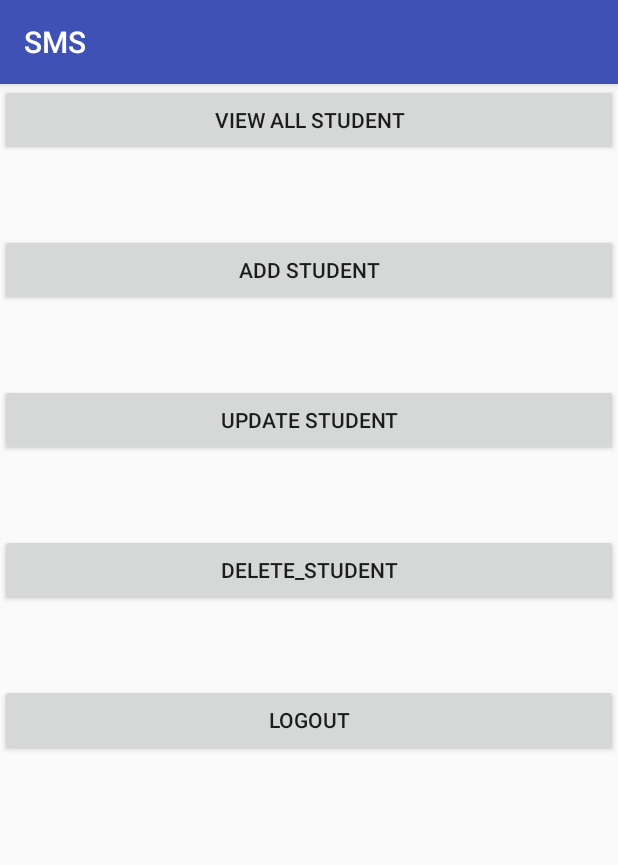
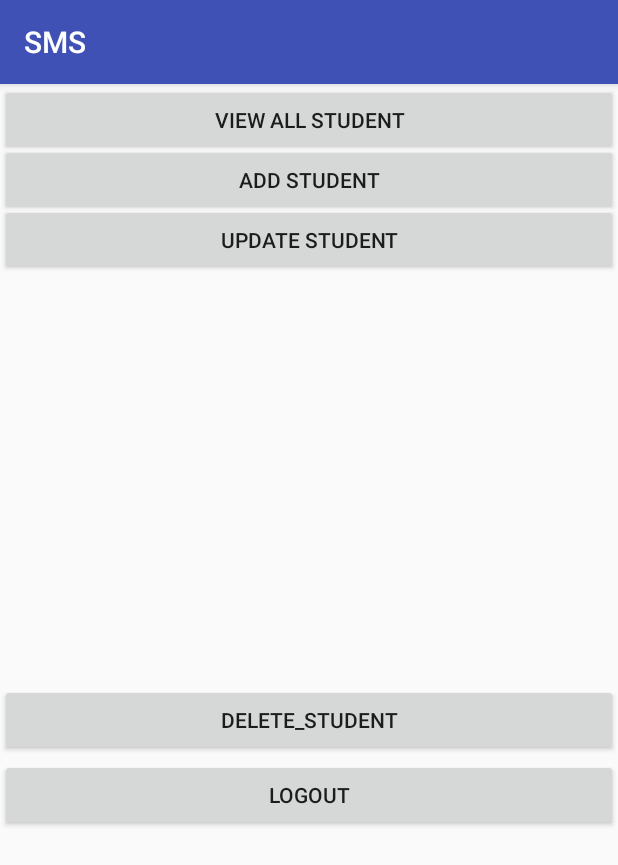
Before and after one commit to sachinitk/SMS, an Android app: the admin_menu screen opened directly, with no data from a screen before it, on a phone screen of 412 x 824 dp. Shown: the top 865 px of the screen. Run offline under Robolectric (Android 15) with nearby library versions, the phone set to English and light mode, and no system bars.

Commit message:
Dyanamically added EditText

```diff
--- a/app/src/main/java/com/example/sachin/sms/Admin/admin_menu.java
+++ b/app/src/main/java/com/example/sachin/sms/Admin/admin_menu.java
@@ -1,37 +1,68 @@
 package com.example.sachin.sms.Admin;
 
+import android.content.Context;
 import android.content.Intent;
+import android.content.SharedPreferences;
 import android.support.v7.app.AppCompatActivity;
 import android.os.Bundle;
+import android.view.LayoutInflater;
 import android.view.View;
 import android.widget.Button;
+import android.widget.EditText;
+import android.widget.LinearLayout;
+import android.widget.RelativeLayout;
 
 import com.example.sachin.sms.R;
 
 public class admin_menu extends AppCompatActivity {
     private Button add_stud ;
     private  Button update_stud;
+    private EditText et;
+    String p;
 
+    public static final String MyPREFERENCES = "MyPrefs" ;
+    public static final String usernamef = "usernamepref";
+    SharedPreferences.Editor sharedPreferences;
+   LinearLayout ll;
     @Override
     protected void onCreate(Bundle savedInstanceState) {
         super.onCreate(savedInstanceState);
         setContentView(R.layout.activity_admin_menu);
         add_stud = (Button)findViewById(R.id.add_student);
+       ll=(LinearLayout)findViewById(R.id.ad_roll);
+       sharedPreferences = getSharedPreferences(MyPREFERENCES,Context.MODE_PRIVATE).edit();
+
         update_stud = (Button)findViewById(R.id.update_student);
-
-
         add_stud.setOnClickListener(new View.OnClickListener() {
             @Override
             public void onClick(View view) {
                 startActivity(new Intent(admin_menu.this, com.example.sachin.sms.Admin.studnent_details.add_stud.class));
+
             }
         });
         update_stud.setOnClickListener(new View.OnClickListener() {
             @Override
             public void onClick(View view) {
-                startActivity(new Intent(admin_menu.this, com.example.sachin.sms.Admin.studnent_details.Update_main.class));
+                et = new EditText(getApplicationContext());
+
+                ll.addView(et);
+                Button bt = new Button(getApplicationContext());
+                bt.setText("Proceed");
+                ll.addView(bt);
+                bt.setOnClickListener(new View.OnClickListener() {
+                    @Override
+                    public void onClick(View view) {
+                        p = et.getText().toString().trim();
+                        sharedPreferences.putString("usernamef",p);
+                        sharedPreferences.apply();;
+
+                        startActivity(new Intent(admin_menu.this, com.example.sachin.sms.Admin.studnent_details.add_stud.class));
+
+                    }
+                });
             }
         });
+       // setContentView(ll);
 
     }
 }
--- a/app/src/main/res/layout/activity_admin_menu.xml
+++ b/app/src/main/res/layout/activity_admin_menu.xml
@@ -14,31 +14,45 @@
         android:text="@string/view_all"
         />
 
+
     <Button
         android:id="@+id/add_student"
         android:layout_width="match_parent"
         android:layout_height="wrap_content"
         android:text="@string/add_stud"
-        android:layout_marginTop="@dimen/logo_w_h"/>
+        android:layout_marginTop="40dp"/>
 
     <Button
         android:id="@+id/update_student"
         android:layout_width="match_parent"
         android:layout_height="wrap_content"
         android:text="@string/update_stud"
-        android:layout_marginTop="200dp"/>
+        android:layout_marginTop="80dp"/>
+
+        <LinearLayout
+            android:id="@+id/ad_roll"
+            android:layout_width="match_parent"
+            android:layout_height="150dp"
+            android:orientation="vertical"
+            android:layout_marginTop="140dp">
+
+        </LinearLayout>
+
+
+
 
     <Button
         android:id="@+id/delete_student"
         android:layout_width="match_parent"
         android:layout_height="wrap_content"
         android:text="@string/delete_stud"
-        android:layout_marginTop="300dp"/>
+        android:layout_marginTop="400dp"/>
     <Button
         android:id="@+id/Logout"
         android:layout_width="match_parent"
         android:layout_height="wrap_content"
         android:text="@string/logout"
-        android:layout_marginTop="400dp"/>
+        android:layout_marginTop="450dp"/>
+
 
 </RelativeLayout>
```
Also changed, not shown: app/src/main/res/layout/add_roll.xml (added, +22 -0 lines).
